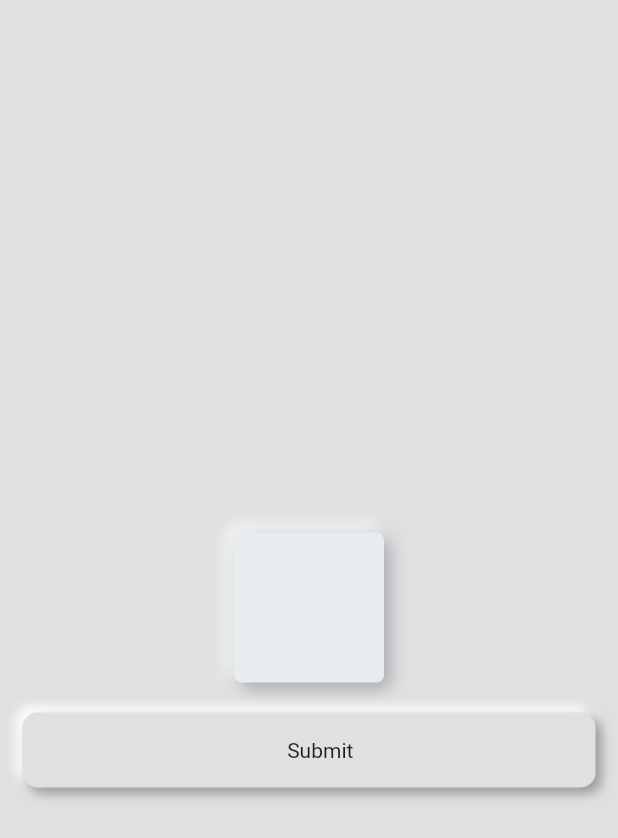
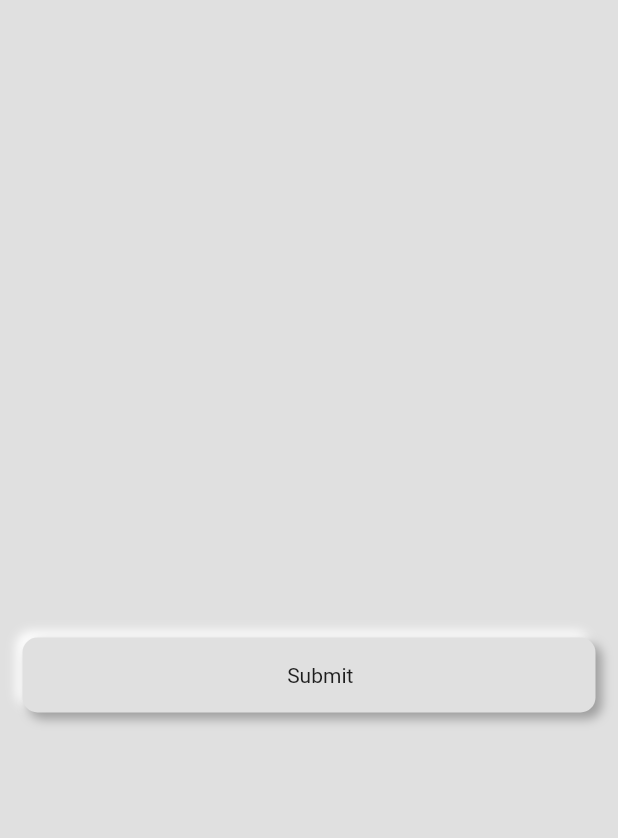
Before and after one commit to ralphbetta/promeal, a Flutter app: the screen it shows after launch, on a phone screen of 412 x 824 dp. Shown: the top 838 px of the screen. Run offline on Flutter 3.47's test engine with Material 2 defaults, Android fonts, the phone set to English and light mode, and no system bars; Roboto replaces fonts that are missing (Poppins).

Commit message:
clear all problems console

```diff
--- a/lib/components/extrude.component.dart
+++ b/lib/components/extrude.component.dart
@@ -1,4 +1,3 @@
-
 import 'package:flutter/material.dart';
 import 'package:promeal/config/theme.config.dart';
 import 'package:promeal/provider/theme.provider.dart';
@@ -11,20 +10,18 @@ class Extrude extends StatelessWidget {
   final bool pressed;
   final double inset;
   final Function()? onPress;
-  const Extrude({super.key, this.inset= 5, this.body = const SizedBox(), this.radius = 10, required this.pressed, this.onPress});
+  const Extrude({super.key, this.inset = 5, this.body = const SizedBox(), this.radius = 10, required this.pressed, this.onPress});
 
   @override
   Widget build(BuildContext context) {
-
-    Color? scaffoldL =const Color(0xFFE0E0E0);
-    Color scaffoldLL = const Color(0xFFEEEEEE);
-    Color? shadowL =const Color(0xFF9E9E9E);
-    Color? backgroundL = const Color(0xFFFFFF);
+    // Color? scaffoldL =const Color(0xFFE0E0E0);
+    // Color scaffoldLL = const Color(0xFFEEEEEE);
+    // Color? shadowL =const Color(0xFF9E9E9E);
+    // Color? backgroundL = const Color(0xFFFFFF);
 
     double extrudeBlurRadius = 5;
     Offset extrueDistance = const Offset(4, 4);
     Offset insertDistance = const Offset(1, 4);
-    double spreadRadius = 1;
 
     return Column(
       children: [
@@ -34,16 +31,12 @@ class Extrude extends StatelessWidget {
                 child: Center(
                   child: Container(
                     margin: const EdgeInsets.symmetric(horizontal: 15),
-                    decoration: BoxDecoration(
-                        color: Theme.of(context).scaffoldBackgroundColor,
-                        borderRadius: BorderRadius.circular(radius),
-                        boxShadow: [
+                    decoration: BoxDecoration(color: Theme.of(context).scaffoldBackgroundColor, borderRadius: BorderRadius.circular(radius), boxShadow: [
                       //top region
                       BoxShadow(
                         offset: -extrueDistance,
                         color: Theme.of(context).secondaryHeaderColor,
                         blurRadius: extrudeBlurRadius,
-
                       ),
                       //bottom region
                       BoxShadow(
@@ -51,7 +44,6 @@ class Extrude extends StatelessWidget {
                         color: Theme.of(context).shadowColor,
                         blurRadius: extrudeBlurRadius,
                       ),
-
                     ]),
                     child: body,
                   ),
@@ -66,14 +58,8 @@ class Extrude extends StatelessWidget {
                     margin: const EdgeInsets.symmetric(horizontal: 15),
                     decoration: BoxDecoration(
                       boxShadow: [
-                        BoxShadow(color: Theme.of(context).shadowColor,
-                         offset: Offset(1, 2)
-                         ),
-                        BoxShadow(
-                          offset: insertDistance,
-                          blurRadius: inset,
-                          //extrudeBlurRadius, //intrudeBlurRadius-4,
-                        color:  Theme.of(context).scaffoldBackgroundColor // background color
+                        BoxShadow(color: Theme.of(context).shadowColor, offset: const Offset(1, 2)),
+                        BoxShadow(offset: insertDistance, blurRadius: inset, color: Theme.of(context).scaffoldBackgroundColor // background color
                             ),
                       ],
                       borderRadius: BorderRadius.circular(radius),
@@ -87,7 +73,6 @@ class Extrude extends StatelessWidget {
   }
 }
 
-
 //This File contains Extrusion n first extrution
 
 class Extrude2 extends StatelessWidget {
@@ -95,18 +80,13 @@ class Extrude2 extends StatelessWidget {
   final double radius;
   final bool pressed;
   final Function()? onPress;
-  const Extrude2(
-      {super.key,
-      this.body = const SizedBox(),
-      this.radius = 10,
-      required this.pressed,
-      this.onPress});
+  const Extrude2({super.key, this.body = const SizedBox(), this.radius = 10, required this.pressed, this.onPress});
 
   @override
   Widget build(BuildContext context) {
-    const darkIntrudeShadow = Color(0xFFC2C5CB);
-    const lightIntrudeShadow = Color(0xFFFFFFFF);
-    const backgroundColor = Color(0xFFF2F2F2);
+    // const darkIntrudeShadow = Color(0xFFC2C5CB);
+    // const lightIntrudeShadow = Color(0xFFFFFFFF);
+    // const backgroundColor = Color(0xFFF2F2F2);
 
     double blurRadius = 10;
     Offset extrueDistance = const Offset(4, 4);
@@ -121,7 +101,7 @@ class Extrude2 extends StatelessWidget {
                   child: Container(
                     margin: const EdgeInsets.symmetric(horizontal: 15),
                     decoration: BoxDecoration(
-                        color:  Theme.of(context).scaffoldBackgroundColor,
+                        color: Theme.of(context).scaffoldBackgroundColor,
                         // ThemeClass.themeNotifier.value == ThemeMode.dark
                         //  ? Theme.of(context).scaffoldBackgroundColor
                         //  : Theme.of(context).colorScheme.background,
@@ -129,9 +109,7 @@ class Extrude2 extends StatelessWidget {
                         boxShadow: [
                           BoxShadow(
                             offset: -extrueDistance,
-                            color:
-
-                          ThemeClass.themeNotifier.value == ThemeMode.dark
+                            color: ThemeClass.themeNotifier.value == ThemeMode.dark
                                 ? //Theme.of(context).shadowColor
                                 Colors.grey.withOpacity(0.09)
                                 : Theme.of(context).colorScheme.background,
@@ -141,9 +119,7 @@ class Extrude2 extends StatelessWidget {
                           ),
                           BoxShadow(
                               offset: extrueDistance,
-                              color: ThemeClass.themeNotifier.value != ThemeMode.dark
-                         ? Theme.of(context).shadowColor
-                         : Theme.of(context).colorScheme.background,
+                              color: ThemeClass.themeNotifier.value != ThemeMode.dark ? Theme.of(context).shadowColor : Theme.of(context).colorScheme.background,
                               //Theme.of(context).colorScheme.background,
                               blurRadius: blurRadius)
                         ]),
@@ -161,10 +137,7 @@ class Extrude2 extends StatelessWidget {
                     decoration: BoxDecoration(
                       boxShadow: [
                         BoxShadow(color: Theme.of(context).shadowColor),
-                        BoxShadow(
-                            offset: insertDistance,
-                            blurRadius: blurRadius - 4,
-                            color: Theme.of(context).scaffoldBackgroundColor // background color
+                        BoxShadow(offset: insertDistance, blurRadius: blurRadius - 4, color: Theme.of(context).scaffoldBackgroundColor // background color
                             ),
                       ],
                       borderRadius: BorderRadius.circular(radius),
@@ -177,7 +150,6 @@ class Extrude2 extends StatelessWidget {
     );
   }
 }
-
 
 class FirstExtrude extends StatefulWidget {
   const FirstExtrude({super.key});
@@ -217,19 +189,13 @@ class _FirstExtrudeState extends State<FirstExtrude> {
                 },
                 child: Center(
                   child: Container(
-                    decoration: BoxDecoration(
-                        color: backgroundColor,
-                        borderRadius: BorderRadius.circular(borderRadius),
-                        boxShadow: [
+                    decoration: BoxDecoration(color: backgroundColor, borderRadius: BorderRadius.circular(borderRadius), boxShadow: [
                       BoxShadow(
                         offset: -distance,
                         color: leftLightShadowColor,
                         blurRadius: blurRadius,
                       ),
-                          BoxShadow(
-                              offset: distance,
-                              color: rightLightShadowColor,
-                              blurRadius: blurRadius)
+                      BoxShadow(offset: distance, color: rightLightShadowColor, blurRadius: blurRadius)
                     ]),
                     child: SizedBox(
                       width: size,
@@ -247,10 +213,7 @@ class _FirstExtrudeState extends State<FirstExtrude> {
                     decoration: BoxDecoration(
                       boxShadow: [
                         const BoxShadow(color: rightLightShadowColor),
-                        BoxShadow(
-                            offset: insertDistance,
-                            blurRadius: blurRadius - 4,
-                            color: backgroundColor // background color
+                        BoxShadow(offset: insertDistance, blurRadius: blurRadius - 4, color: backgroundColor // background color
                             ),
                       ],
                       borderRadius: BorderRadius.circular(borderRadius),
--- a/lib/main.dart
+++ b/lib/main.dart
@@ -1,7 +1,5 @@
 import 'package:flutter/material.dart';
 import 'package:promeal/components/button.component.dart';
-import 'package:promeal/components/extrude.component.dart';
-import 'package:promeal/config/theme.config.dart';
 import 'package:promeal/provider/theme.provider.dart';
 
 void main() {
@@ -47,10 +45,6 @@ class _MyHomePageState extends State<MyHomePage> {
 
   @override
   Widget build(BuildContext context) {
-
-    // const backgroundColor = Color(0xFFF2F2F2);
-
-
     return Scaffold(
       backgroundColor: Theme.of(context).scaffoldBackgroundColor,
       appBar: AppBar(
@@ -60,8 +54,7 @@ class _MyHomePageState extends State<MyHomePage> {
         mainAxisAlignment: MainAxisAlignment.center,
         crossAxisAlignment: CrossAxisAlignment.center,
         children: [
-          FirstExtrude(),
-          SizedBox(height: 20),
+         const SizedBox(height: 20),
           AppButton(
               pressed: _press,
               onPress: () {
```
Also changed, not shown: lib/sample.dart (deleted, +0 -57 lines), lib/screen/gpt.sample.dart (deleted, +0 -88 lines), lib/config/route.config.dart, lib/config/theme.config.dart. Lines whose indentation alone changed are shown as unchanged.
